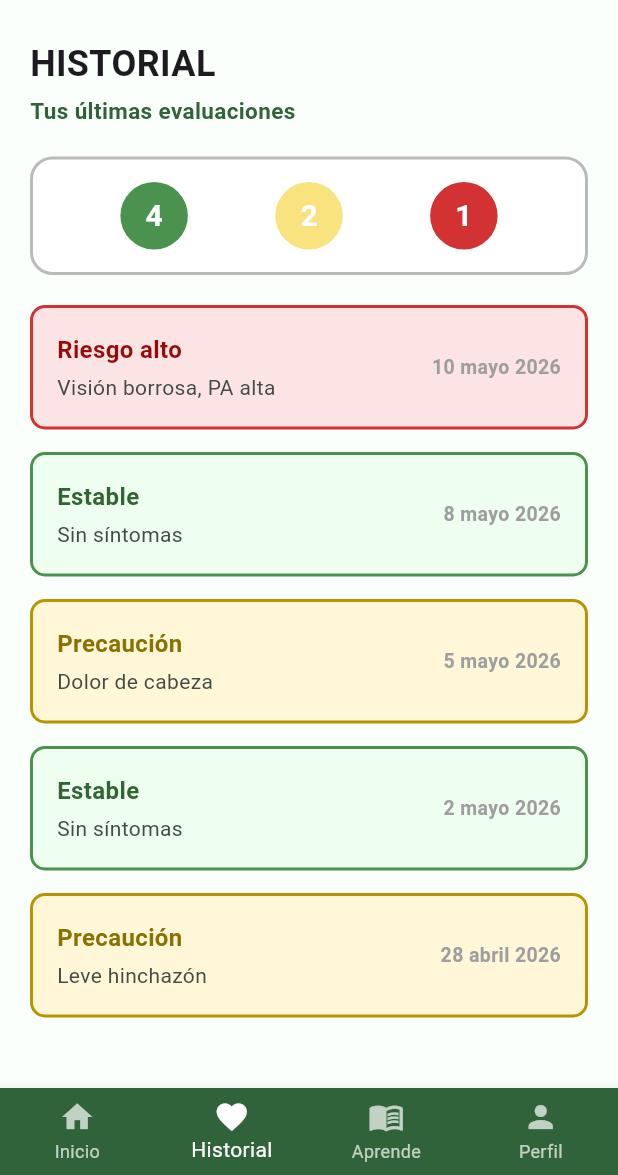
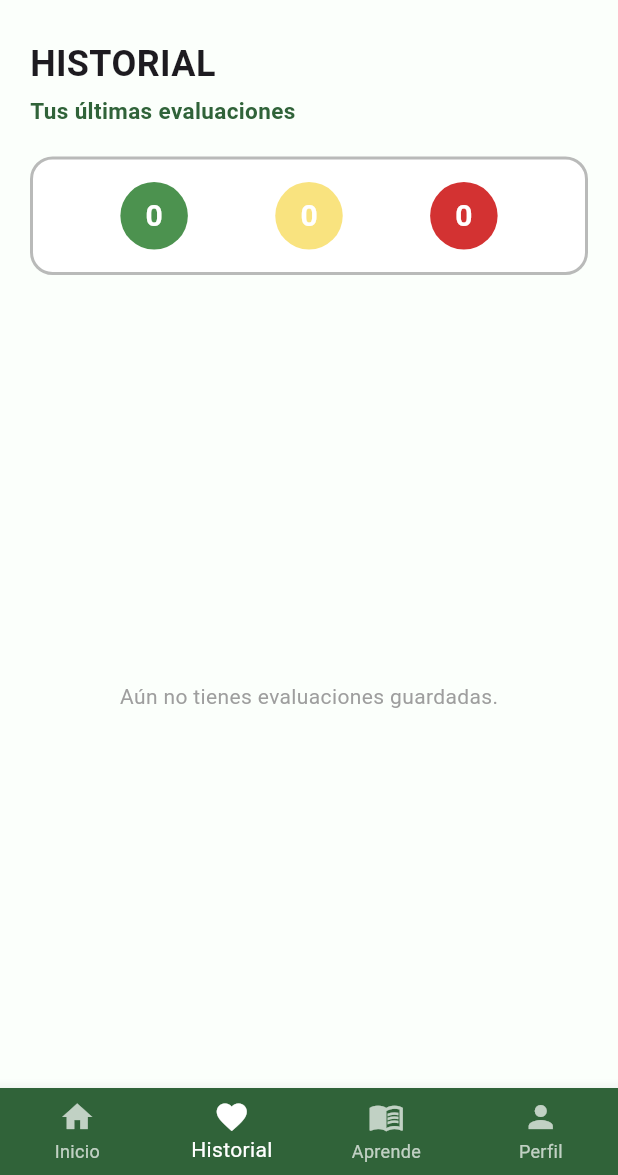
Before and after one commit to hersite/hersite-core, a Flutter app: the HistorialScreen screen opened directly, on a phone screen of 412 x 824 dp, the part 61-1236 px from its top. Run offline on Flutter 3.47's test engine with Material 3 defaults, Android fonts, the phone set to English and light mode, and no system bars; our stand-ins replace sqflite; missing offline and left inert: flutter_onnxruntime; accounts and stored records are empty; Roboto replaces fonts that are missing (Poltawski Nowy).

Commit message:
commit listar historial

```diff
--- a/lib/screens/historial_screen.dart
+++ b/lib/screens/historial_screen.dart
@@ -1,62 +1,81 @@
 import 'package:flutter/material.dart';
+import 'package:intl/intl.dart'; // Para formatear la fecha bonito. Agrega 'intl: ^0.19.0' a tu pubspec.yaml si no lo tienes
+import '../database/local_database.dart';
+import '../models/evaluacion_riesgo.dart';
 import 'home_screen.dart';
 import 'aprende_screen.dart';
 import 'perfil_screen.dart';
 
-class HistorialScreen extends StatelessWidget {
+class HistorialScreen extends StatefulWidget {
   const HistorialScreen({super.key});
 
   @override
-  Widget build(BuildContext context) {
-    // LISTA DE DATOS MOCKADOS (Copiados exactamente de tu Figma para el viernes)
-    final List<Map<String, dynamic>> evaluacionesPasadas = [
-      {
-        'riesgo': 'Alto',
+  State<HistorialScreen> createState() => _HistorialScreenState();
+}
+
+class _HistorialScreenState extends State<HistorialScreen> {
+  late Future<List<EvaluacionRiesgo>> _futureEvaluaciones;
+
+  @override
+  void initState() {
+    super.initState();
+    _cargarEvaluaciones();
+  }
+
+  void _cargarEvaluaciones() {
+    _futureEvaluaciones = LocalDatabase.instance.listarEvaluaciones();
+  }
+
+  // --- LÓGICA DE COLORES SEGÚN TU DISEÑO ---
+  Map<String, dynamic> _obtenerEstiloPorRiesgo(String nivelRiesgo) {
+    if (nivelRiesgo == 'Riesgo_Alto') {
+      return {
         'titulo': 'Riesgo alto',
-        'detalles': 'Visión borrosa, PA alta',
-        'fecha': '10 mayo 2026',
         'colorBorde': const Color(0xFFD33232),
         'colorFondo': const Color(0xFFFCE4E4),
         'colorTexto': const Color(0xFF970A0A),
-      },
-      {
-        'riesgo': 'Bajo',
+      };
+    } else if (nivelRiesgo == 'Riesgo_Medio') {
+      return {
+        'titulo': 'Precaución',
+        'colorBorde': const Color(0xFFB69500),
+        'colorFondo': const Color(0xFFFFF7D8),
+        'colorTexto': const Color(0xFF8A7100),
+      };
+    } else {
+      // Riesgo_Bajo
+      return {
         'titulo': 'Estable',
-        'detalles': 'Sin síntomas',
-        'fecha': '8 mayo 2026',
         'colorBorde': const Color(0xFF4C924F),
         'colorFondo': const Color(0xFFEEFFEF),
         'colorTexto': const Color(0xFF316533),
-      },
-      {
-        'riesgo': 'Medio',
-        'titulo': 'Precaución',
-        'detalles': 'Dolor de cabeza',
-        'fecha': '5 mayo 2026',
-        'colorBorde': const Color(0xFFB69500),
-        'colorFondo': const Color(0xFFFFF7D8),
-        'colorTexto': const Color(0xFF8A7100),
-      },
-      {
-        'riesgo': 'Bajo',
-        'titulo': 'Estable',
-        'detalles': 'Sin síntomas',
-        'fecha': '2 mayo 2026',
-        'colorBorde': const Color(0xFF4C924F),
-        'colorFondo': const Color(0xFFEEFFEF),
-        'colorTexto': const Color(0xFF316533),
-      },
-      {
-        'riesgo': 'Medio',
-        'titulo': 'Precaución',
-        'detalles': 'Leve hinchazón',
-        'fecha': '28 abril 2026',
-        'colorBorde': const Color(0xFFB69500),
-        'colorFondo': const Color(0xFFFFF7D8),
-        'colorTexto': const Color(0xFF8A7100),
-      },
-    ];
+      };
+    }
+  }
 
+  String _resumenSintomas(List<String> sintomas) {
+    if (sintomas.isEmpty) return 'Sin síntomas';
+    if (sintomas.length <= 2) return sintomas.join(', ');
+    return '${sintomas[0]}, ${sintomas[1]}...';
+  }
+
+  String _formatearFecha(String fechaIso) {
+    try {
+      final fecha = DateTime.parse(fechaIso);
+      // Ej: 28 mayo 2026
+      return "${fecha.day} ${_obtenerMes(fecha.month)} ${fecha.year}";
+    } catch (e) {
+      return "Fecha reciente";
+    }
+  }
+
+  String _obtenerMes(int mes) {
+    const meses = ['ene', 'feb', 'mar', 'abr', 'may', 'jun', 'jul', 'ago', 'sep', 'oct', 'nov', 'dic'];
+    return meses[mes - 1];
+  }
+
+  @override
+  Widget build(BuildContext context) {
     return Scaffold(
       backgroundColor: const Color(0xFFFBFFFB),
       appBar: AppBar(
@@ -106,7 +125,25 @@ class HistorialScreen extends StatelessWidget {
           ],
         ),
       ),
-      body: Column(
+      body: FutureBuilder<List<EvaluacionRiesgo>>(
+        future: _futureEvaluaciones,
+        builder: (context, snapshot) {
+          if (snapshot.connectionState == ConnectionState.waiting) {
+            return const Center(child: CircularProgressIndicator(color: Color(0xFF4C924F)));
+          }
+
+          if (snapshot.hasError) {
+            return Center(child: Text('Error cargando historial: ${snapshot.error}'));
+          }
+
+          final evaluaciones = snapshot.data ?? [];
+
+          // Contamos cuántas hay de cada tipo para los círculos de arriba
+          int countBajo = evaluaciones.where((e) => e.nivelRiesgo == 'Riesgo_Bajo').length;
+          int countMedio = evaluaciones.where((e) => e.nivelRiesgo == 'Riesgo_Medio').length;
+          int countAlto = evaluaciones.where((e) => e.nivelRiesgo == 'Riesgo_Alto').length;
+
+          return Column(
             crossAxisAlignment: CrossAxisAlignment.start,
             children: [
               // TITULOS DE CABECERA
@@ -128,7 +165,7 @@ class HistorialScreen extends StatelessWidget {
                 ),
               ),
 
-          // RESUMEN DE CÍRCULOS (Los contadores numéricos de tu diseño)
+              // RESUMEN DE CÍRCULOS DINÁMICOS
               Container(
                 margin: const EdgeInsets.symmetric(horizontal: 20, vertical: 10),
                 padding: const EdgeInsets.symmetric(vertical: 15),
@@ -140,49 +177,72 @@ class HistorialScreen extends StatelessWidget {
                 child: Row(
                   mainAxisAlignment: MainAxisAlignment.spaceEvenly,
                   children: [
-                _buildContadorCirculo('4', const Color(0xFF4C924F)), // Estable (Verde)
-                _buildContadorCirculo('2', const Color(0xFFF9E37F)), // Precaución (Amarillo)
-                _buildContadorCirculo('1', const Color(0xFFD33232)), // Urgente (Rojo)
+                    _buildContadorCirculo(countBajo.toString(), const Color(0xFF4C924F)), // Estable (Verde)
+                    _buildContadorCirculo(countMedio.toString(), const Color(0xFFF9E37F)), // Precaución (Amarillo)
+                    _buildContadorCirculo(countAlto.toString(), const Color(0xFFD33232)), // Urgente (Rojo)
                   ],
                 ),
               ),
               const SizedBox(height: 10),
 
-          // LISTA SCROLLEABLE DE TARJETAS PASADAS
+              // LISTA SCROLLEABLE DE TARJETAS DESDE SQLITE
               Expanded(
+                child: evaluaciones.isEmpty
+                    ? const Center(child: Text('Aún no tienes evaluaciones guardadas.', style: TextStyle(color: Colors.grey)))
+                    : RefreshIndicator(
+                        onRefresh: () async => _cargarEvaluaciones(),
+                        color: const Color(0xFF4C924F),
                         child: ListView.builder(
                           padding: const EdgeInsets.symmetric(horizontal: 20),
-              itemCount: evaluacionesPasadas.length,
+                          itemCount: evaluaciones.length,
                           itemBuilder: (context, index) {
-                final item = evaluacionesPasadas[index];
+                            final evaluacion = evaluaciones[index];
+                            final estilo = _obtenerEstiloPorRiesgo(evaluacion.nivelRiesgo);
+
                             return Container(
                               margin: const EdgeInsets.only(bottom: 15),
                               padding: const EdgeInsets.all(16),
                               decoration: BoxDecoration(
-                    color: item['colorFondo'],
+                                color: estilo['colorFondo'],
                                 borderRadius: BorderRadius.circular(10),
-                    border: Border.all(color: item['colorBorde'], width: 2),
+                                border: Border.all(color: estilo['colorBorde'], width: 2),
                               ),
                               child: Row(
                                 mainAxisAlignment: MainAxisAlignment.spaceBetween,
                                 children: [
-                      Column(
+                                  Expanded( // Expanded evita desbordamientos si el texto es largo
+                                    child: Column(
                                       crossAxisAlignment: CrossAxisAlignment.start,
                                       children: [
                                         Text(
-                            item['titulo'],
-                            style: TextStyle(color: item['colorTexto'], fontSize: 16, fontWeight: FontWeight.bold, fontFamily: 'Poltawski Nowy'),
+                                          estilo['titulo'],
+                                          style: TextStyle(color: estilo['colorTexto'], fontSize: 16, fontWeight: FontWeight.bold, fontFamily: 'Poltawski Nowy'),
                                         ),
                                         const SizedBox(height: 4),
                                         Text(
-                            item['detalles'],
+                                          _resumenSintomas(evaluacion.sintomasDetectados),
                                           style: const TextStyle(color: Color(0xFF434C43), fontSize: 14, fontFamily: 'Poltawski Nowy'),
+                                          maxLines: 1,
+                                          overflow: TextOverflow.ellipsis,
                                         ),
                                       ],
                                     ),
+                                  ),
+                                  Column(
+                                    crossAxisAlignment: CrossAxisAlignment.end,
+                                    children: [
                                       Text(
-                        item['fecha'],
+                                        _formatearFecha(evaluacion.fechaHora),
                                         style: const TextStyle(color: Colors.grey, fontSize: 13, fontWeight: FontWeight.bold),
+                                      ),
+                                      // Pequeño indicador de sync
+                                      const SizedBox(height: 4),
+                                      Icon(
+                                        evaluacion.syncStatus == 'sincronizado' ? Icons.cloud_done : Icons.cloud_off,
+                                        size: 14,
+                                        color: evaluacion.syncStatus == 'sincronizado' ? const Color(0xFF4C924F) : Colors.grey,
+                                      )
+                                    ],
                                   ),
                                 ],
                               ),
@@ -190,25 +250,26 @@ class HistorialScreen extends StatelessWidget {
                           },
                         ),
                       ),
+              ),
             ],
+          );
+        },
       ),
 
-      // ==========================================
-      // BARRA INFERIOR (HISTORIAL SELECCIONADO - ÍNDICE 1)
-      // ==========================================
+      // BARRA INFERIOR INTACTA
       bottomNavigationBar: BottomNavigationBar(
         backgroundColor: const Color(0xFF306339),
         selectedItemColor: Colors.white,
         unselectedItemColor: Colors.white70,
         type: BottomNavigationBarType.fixed,
-        currentIndex: 1, // <--- Enciende el segundo ícono (Historial)
+        currentIndex: 1,
         onTap: (index) {
           if (index == 0) {
-            Navigator.push(context, MaterialPageRoute(builder: (context) => const Home()));
+            Navigator.pushReplacement(context, MaterialPageRoute(builder: (context) => const Home()));
           } else if (index == 2) {
-            Navigator.push(context, MaterialPageRoute(builder: (context) => const AprendeScreen()));
+            Navigator.pushReplacement(context, MaterialPageRoute(builder: (context) => const AprendeScreen()));
           } else if (index == 3) {
-            Navigator.push(context, MaterialPageRoute(builder: (context) => const PerfilScreen()));
+            Navigator.pushReplacement(context, MaterialPageRoute(builder: (context) => const PerfilScreen()));
           }
         },
         items: const [
--- a/pubspec.yaml
+++ b/pubspec.yaml
@@ -21,7 +21,7 @@ dependencies:
   uuid: ^4.5.1
   flutter_onnxruntime: ^1.7.1
   cupertino_icons: ^1.0.8
-
+  intl: ^0.19.0
 
 dev_dependencies:
   flutter_test:
```
Also changed, not shown: lib/screens/resultado_screen.dart (+13 -15 lines). Lines whose indentation alone changed are shown as unchanged.
